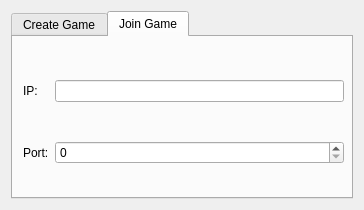
The window that plugins/ipconnect/configurationwidget.ui (Ignotus/kdots) describes before a commit, drawn with Qt 5.
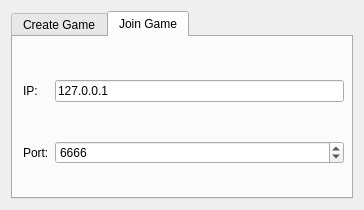
The same window after the commit. The open tabs and pages were chosen to show the change.

Diff of the .ui file:
```diff
--- a/plugins/ipconnect/configurationwidget.ui
+++ b/plugins/ipconnect/configurationwidget.ui
@@ -101,13 +101,20 @@
            </widget>
           </item>
           <item row="0" column="1">
-           <widget class="QLineEdit" name="host"/>
+           <widget class="QLineEdit" name="host">
+            <property name="text">
+             <string>127.0.0.1</string>
+            </property>
+           </widget>
           </item>
           <item row="1" column="1">
            <widget class="QSpinBox" name="connectionPort">
             <property name="maximum">
              <number>99999</number>
             </property>
+            <property name="value">
+             <number>6666</number>
+            </property>
            </widget>
           </item>
           <item row="0" column="0">
```
Left out of the diff: 7 changed lines with no effect on the pictures.
